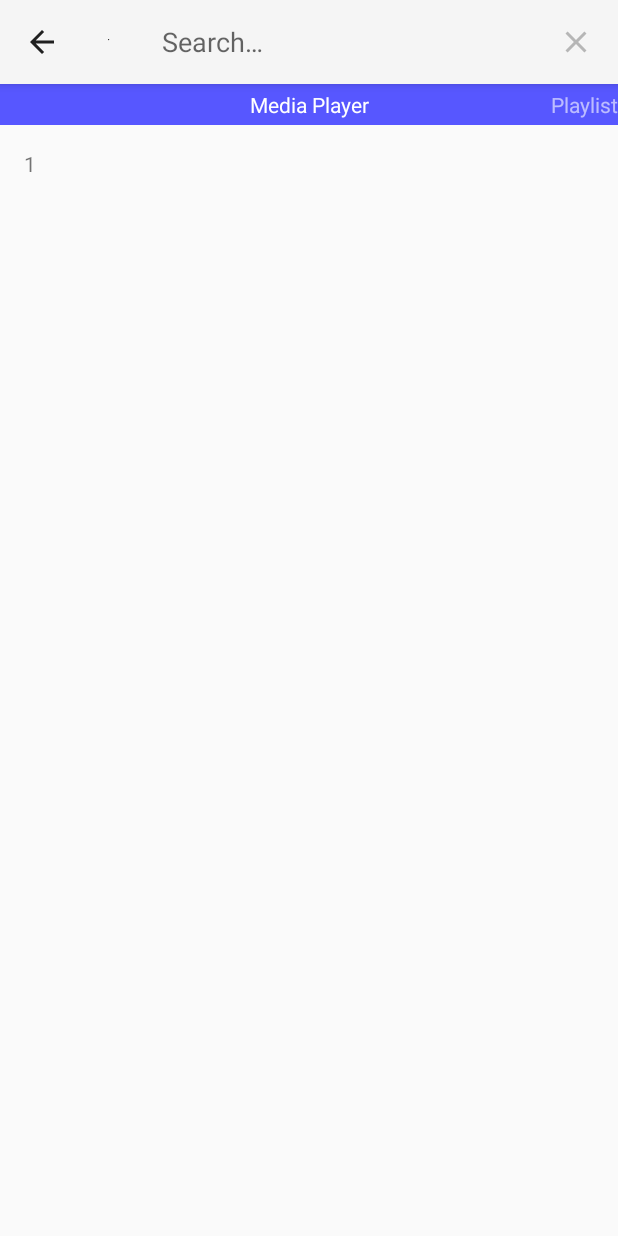
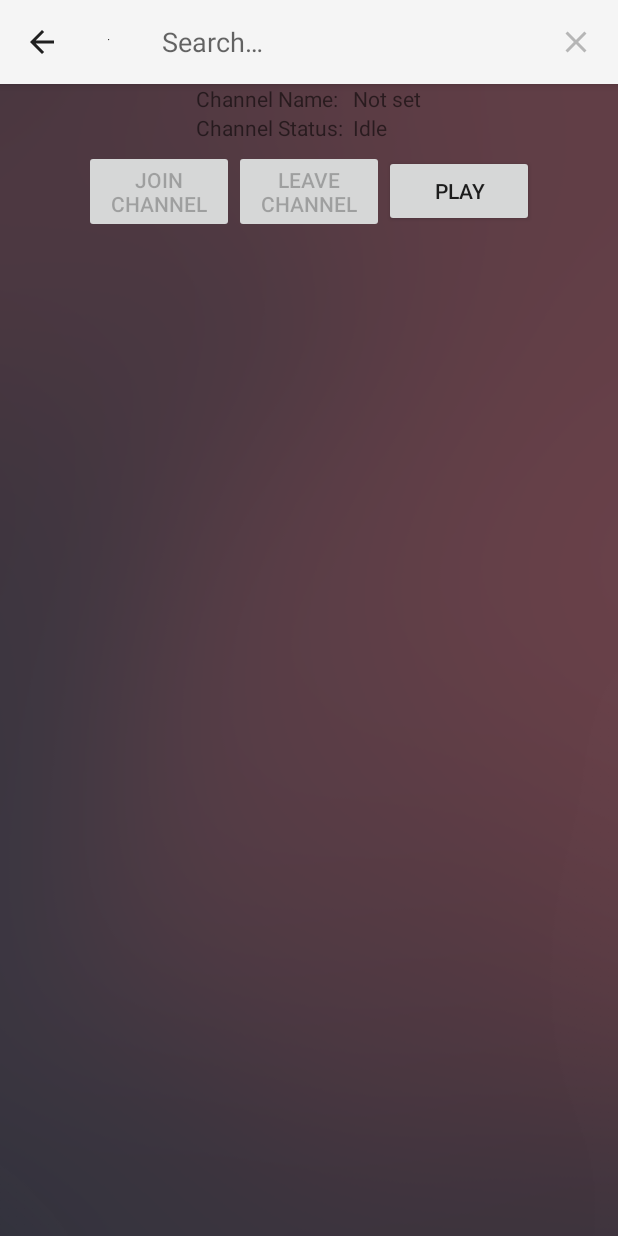
Before and after one commit to hkiehs/GroupJam, an Android app: the screen it shows after launch (HomeActivity before the commit, PlayerActivity after it), after a tap on "Search", on a phone screen of 412 x 824 dp. Run offline under Robolectric (Android 15) with nearby library versions, the phone set to English and light mode, and no system bars; 3 statements that could not run were skipped.

Commit message:
- extended player activity with home activity

```diff
--- a/GroupJam/src/main/AndroidManifest.xml
+++ b/GroupJam/src/main/AndroidManifest.xml
@@ -35,7 +35,7 @@
         android:name="com.noextent.groupjam.MusicPlayerApplication"
         android:theme="@style/AppTheme">
         <activity
-            android:name="com.noextent.groupjam.HomeActivity"
+            android:name="com.noextent.groupjam.PlayerActivity"
             android:label="@string/app_name"
             android:screenOrientation="portrait">
             <intent-filter>
--- a/GroupJam/src/main/java/com/noextent/groupjam/HomeActivity.java
+++ b/GroupJam/src/main/java/com/noextent/groupjam/HomeActivity.java
@@ -34,8 +34,6 @@ import android.widget.TextView;
 
 public class HomeActivity extends ActionBarActivity implements SearchView.OnQueryTextListener, ActionBar.OnNavigationListener, NavigationDrawerFragment.NavigationDrawerCallbacks {
 
-    private MusicPlayerApplication mChatApplication = null;
-
     /**
      * The serialization (saved instance state) Bundle key representing the
      * current dropdown position.
@@ -71,9 +69,6 @@ public class HomeActivity extends ActionBarActivity implements SearchView.OnQuer
     protected void onCreate(Bundle savedInstanceState) {
         super.onCreate(savedInstanceState);
         setContentView(R.layout.activity_home);
-
-        mChatApplication = (MusicPlayerApplication) getApplication();
-        mChatApplication.checkin();
 
         // Set up the action bar to show a dropdown list.
         ActionBar actionBar = getSupportActionBar();
--- a/GroupJam/src/main/java/com/noextent/groupjam/PlayerActivity.java
+++ b/GroupJam/src/main/java/com/noextent/groupjam/PlayerActivity.java
@@ -25,8 +25,9 @@ import com.noextent.groupjam.Observable;
 import com.noextent.groupjam.Observer;
 import com.noextent.groupjam.RegisterInterface;
 import com.noextent.groupjam.Utility;
+import com.noextent.groupjam.HomeActivity;
 
-public class PlayerActivity extends Activity implements Observer, RegisterInterface, DownloadInterface {
+public class PlayerActivity extends HomeActivity implements Observer, RegisterInterface, DownloadInterface {
 	private static final String LOG_TAG = "PlayerActivity";
 
 	public void onCreate(Bundle savedInstanceState) {
```
